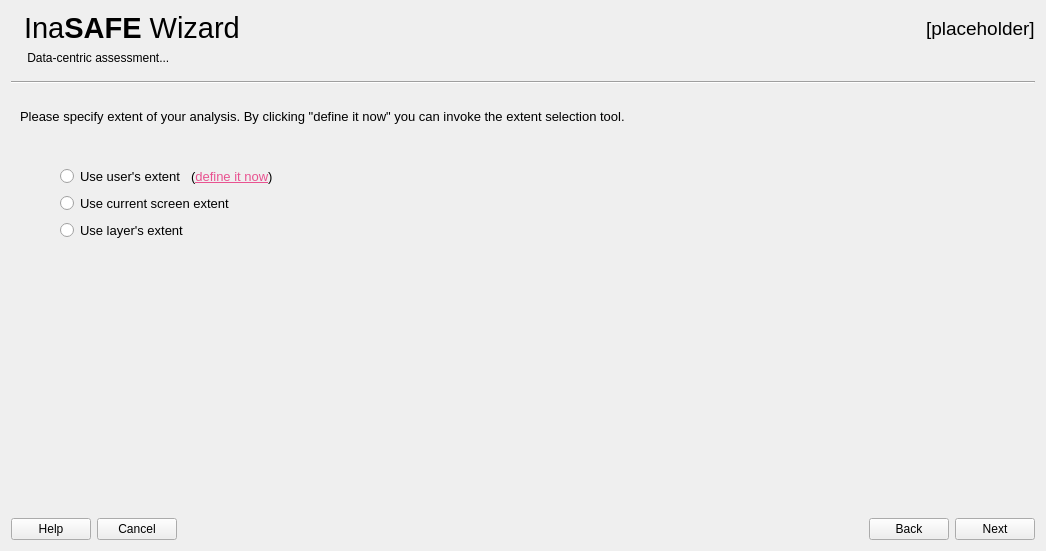
This is safe/gui/ui/wizard_dialog_base.ui in inasafe/inasafe as Qt 5 draws it before an edit. The edited form follows.
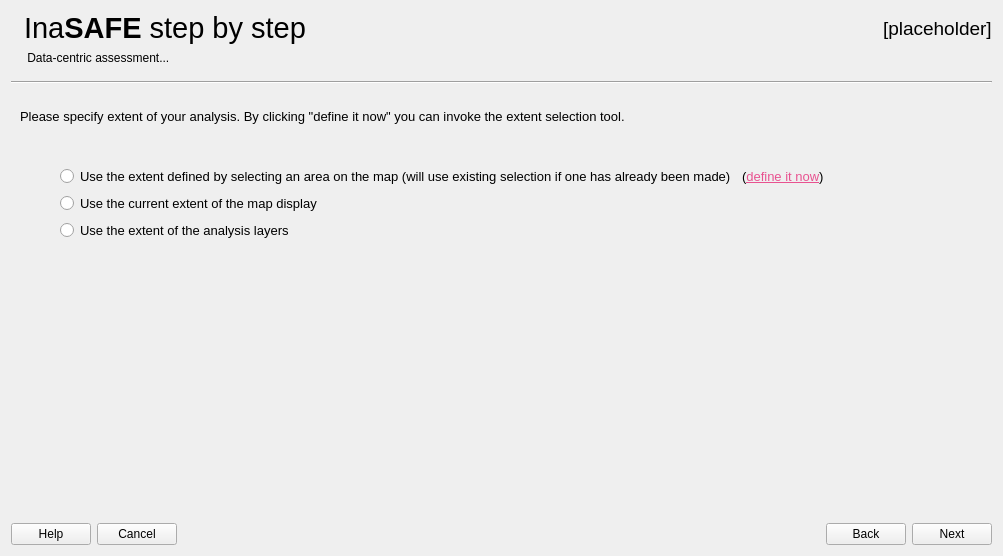
This is the edited form. The open tabs and pages were chosen to show the change. Icons and pictures are not drawn. Custom widgets are drawn as their Qt base class.

Commit message: Updates to the text for wizards. Added descriptions to the different layer types in metadata. Try to have a single point of truth for metadata instead of duplicating it in different places.

Patch:
```diff
--- a/safe/gui/ui/wizard_dialog_base.ui
+++ b/safe/gui/ui/wizard_dialog_base.ui
@@ -6,8 +6,8 @@
    <rect>
     <x>0</x>
     <y>0</y>
-    <width>1046</width>
-    <height>551</height>
+    <width>1003</width>
+    <height>556</height>
    </rect>
   </property>
   <property name="sizePolicy">
@@ -57,7 +57,7 @@
         <string notr="true">font: 14pt;</string>
        </property>
        <property name="text">
-        <string>&lt;html&gt;&lt;head/&gt;&lt;body&gt;&lt;p&gt;&lt;span style=&quot; font-size:22pt;&quot;&gt;Ina&lt;/span&gt;&lt;span style=&quot; font-size:22pt; font-weight:600;&quot;&gt;SAFE&lt;/span&gt;&lt;span style=&quot; font-size:22pt;&quot;&gt; Wizard&lt;/span&gt;&lt;/p&gt;&lt;/body&gt;&lt;/html&gt;</string>
+        <string>&lt;html&gt;&lt;head/&gt;&lt;body&gt;&lt;p&gt;&lt;span style=&quot; font-size:22pt;&quot;&gt;Ina&lt;/span&gt;&lt;span style=&quot; font-size:22pt; font-weight:600;&quot;&gt;SAFE&lt;/span&gt;&lt;span style=&quot; font-size:22pt;&quot;&gt; step by step&lt;/span&gt;&lt;/p&gt;&lt;/body&gt;&lt;/html&gt;</string>
        </property>
        <property name="alignment">
         <set>Qt::AlignBottom|Qt::AlignLeading|Qt::AlignLeft</set>
@@ -3501,7 +3501,7 @@
          <item row="0" column="1">
           <widget class="QRadioButton" name="rbExtentUser">
            <property name="text">
-            <string>Use user's extent</string>
+            <string>Use the extent defined by selecting an area on the map (will use existing selection if one has already been made)</string>
            </property>
           </widget>
          </item>
@@ -3521,14 +3521,14 @@
          <item row="2" column="1" colspan="2">
           <widget class="QRadioButton" name="rbExtentLayer">
            <property name="text">
-            <string>Use layer's extent</string>
+            <string>Use the extent of the analysis layers</string>
            </property>
           </widget>
          </item>
          <item row="1" column="1" colspan="2">
           <widget class="QRadioButton" name="rbExtentScreen">
            <property name="text">
-            <string>Use current screen extent</string>
+            <string>Use the current extent of the map display</string>
            </property>
           </widget>
          </item>
```
Left out of the diff: 22 changed lines with no effect on the pictures. The commit also changes 4 other files.
